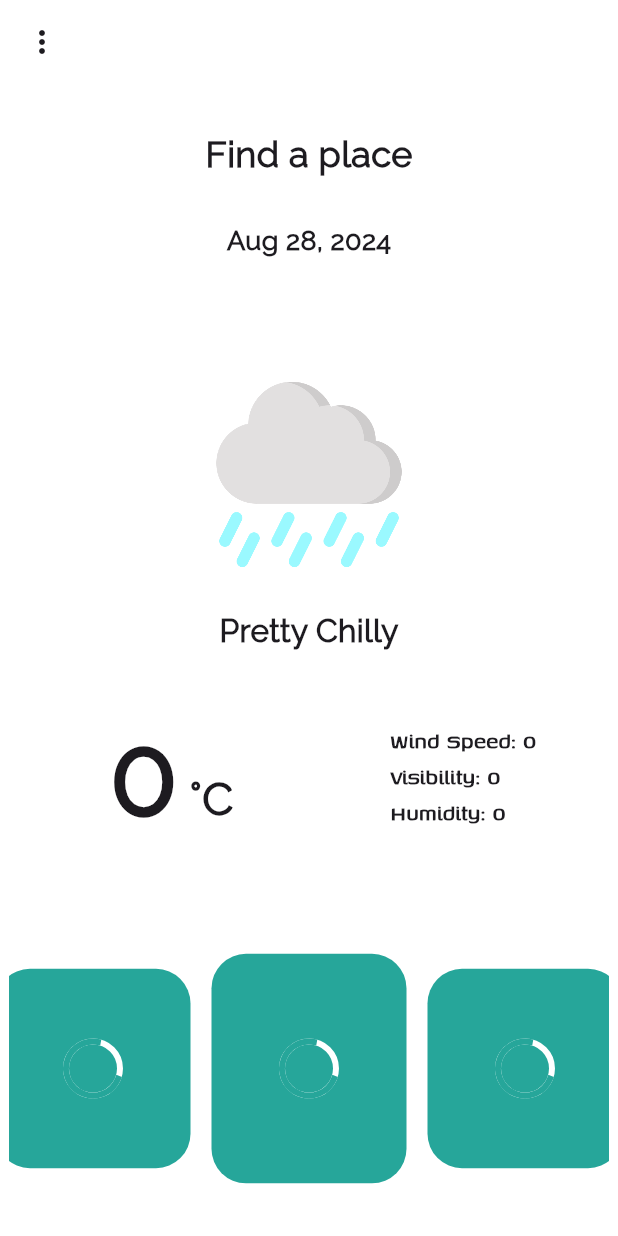
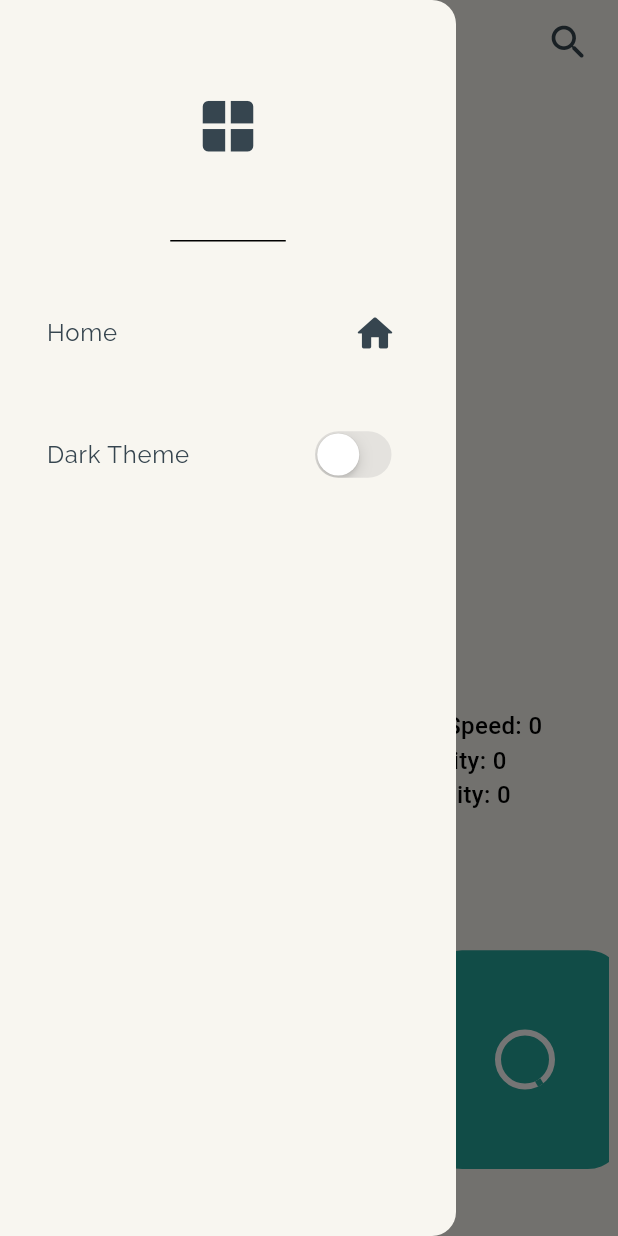
Before and after one commit to monty-iggy-xtius/WeatherApp, a Flutter app: the screen it shows after launch, with the side drawer open (before the commit the screen has no drawer), on a phone screen of 412 x 824 dp. Run offline on Flutter 3.47's test engine with Material 3 defaults, Android fonts, the phone set to English and light mode, and no system bars; drawn by our look-alikes of carousel_slider; our stand-ins replace flutter_spinkit; Roboto replaces fonts that are missing (Arial).

Commit message:
Fix main weather page bug to recognize user taps

```diff
--- /dev/null
+++ b/lib/components/app_drawer.dart
@@ -0,0 +1,84 @@
+import 'package:flutter/cupertino.dart';
+import 'package:flutter/material.dart';
+import 'package:provider/provider.dart';
+import 'package:weatherapp/provider/theme_provider.dart';
+
+// will have an app logo, a settings icon and a home icon
+class HomePageDrawer extends StatelessWidget {
+  const HomePageDrawer({super.key});
+
+  @override
+  Widget build(BuildContext context) {
+    return Drawer(
+      backgroundColor: Theme.of(context).colorScheme.surface,
+      child: Column(
+        children: [
+          // app icon
+          DrawerHeader(
+              child: Icon(
+            Icons.window_rounded,
+            color: Theme.of(context).colorScheme.inversePrimary,
+            size: 45,
+          )),
+
+          // back to home tile
+          Padding(
+            padding: const EdgeInsets.only(left: 15, top: 25, right: 15),
+            child: ListTile(
+              leading: Text(
+                "Home",
+                style: TextStyle(
+                  color: Theme.of(context).colorScheme.inversePrimary,
+                 fontFamily: "Rale",
+                    fontWeight: FontWeight.w500,
+                    fontSize: 16),
+              ),
+
+              title: Align(
+                alignment: Alignment.centerRight,
+                child: Icon(
+                  Icons.home_rounded,
+                  color: Theme.of(context).colorScheme.inversePrimary,
+                  size: 30,
+                ),
+              ),
+              // pop the drawer and return to home page
+              onTap: () => Navigator.pop(context),
+            ),
+          ),
+
+          // settings tile
+          // try to change the theme from here
+          // use a switch widget
+          Padding(
+            padding: const EdgeInsets.only(left: 15, top: 25, right: 15),
+            child: ListTile(
+              leading: Text(
+                "Dark Theme",
+                style: TextStyle(
+                    color: Theme.of(context).colorScheme.inversePrimary,
+                    fontFamily: "Rale",
+                    fontWeight: FontWeight.w500,
+                    fontSize: 16),
+              ),
+              title: Align(
+                alignment: Alignment.centerRight,
+                child: CupertinoSwitch(
+                    activeColor: Colors.teal.shade400,
+                    // the value is the getter to check if theme is dark mode
+                    value: Provider.of<CustomThemeProvider>(context, listen: false).isDarkTheme,
+                    onChanged: (value) {
+                        // the toggling of themes happens here
+                        Provider.of<CustomThemeProvider>(context, listen: false).toggleCurrentTheme();
+                        },
+
+                            ),
+              ),
+
+            onTap: () {},
+          )
+      )],
+      ),
+    );
+  }
+}
--- a/lib/pages/startpage.dart
+++ b/lib/pages/startpage.dart
@@ -26,7 +26,7 @@ class _WelcomeScreenState extends State<WelcomeScreen> {
     return Scaffold(
       // extend body height behind app bar
       extendBodyBehindAppBar: true,
-      backgroundColor: Colors.white,
+      // backgroundColor: Colors.white,
       body: Center(
         child: SpinKitDualRing(
           size: 60,
--- a/lib/pages/weatherui.dart
+++ b/lib/pages/weatherui.dart
@@ -1,9 +1,7 @@
 import 'package:carousel_slider/carousel_slider.dart';
 import 'package:flutter/material.dart';
-import 'package:flutter/services.dart';
 import 'package:intl/intl.dart';
-import 'package:provider/provider.dart';
-import 'package:weatherapp/provider/theme_provider.dart';
+import 'package:weatherapp/components/app_drawer.dart';
 
 class WeatherPage extends StatefulWidget {
   const WeatherPage({super.key});
@@ -13,12 +11,7 @@ class WeatherPage extends StatefulWidget {
 }
 
 class _WeatherPageState extends State<WeatherPage> {
-  @override
-  void initState() {
-    SystemChrome.setEnabledSystemUIMode(SystemUiMode.manual,
-        overlays: [SystemUiOverlay.top]);
-    super.initState();
-  }
+
 
   // create an empty list of data to be received
   Map retrivedWeatherData = {};
@@ -26,18 +19,13 @@ class _WeatherPageState extends State<WeatherPage> {
 
   @override
   Widget build(BuildContext context) {
-    // get the theme provider
-    final provider = Provider.of<ToggleThemeProvider>(context);
-
     // get width and height of screen
     double _width = MediaQuery.of(context).size.width;
     double _height = MediaQuery.of(context).size.height;
 
     // retrivedWeatherData = ModalRoute.of(context)!.settings.arguments;
 
-    void handleClick(int item, context) async {
-      switch (item) {
-        case 0:
+    void handleSearch() async {
       dynamic result = await Navigator.pushNamed(context, "/search");
 
       setState(() {
@@ -55,13 +43,7 @@ class _WeatherPageState extends State<WeatherPage> {
           "forecast": result['weatherData'].forecast,
           "img": result['weatherData'].img.split("/")
         };
-
-
       });
-
-        case 1:
-          provider.toggleCurrentTheme();
-      }
     }
 
     String getDay(String dateValue) {
@@ -93,8 +75,8 @@ class _WeatherPageState extends State<WeatherPage> {
     var bottomScrollWidgets = [];
 
     retrivedWeatherData.isNotEmpty
-        ? bottomScrollWidgets =
-          [additionalConditions(
+        ? bottomScrollWidgets = [
+            additionalConditions(
                 Colors.teal.shade400,
                 retrivedWeatherData['forecast'][1]['day']['avgtemp_c'] != null
                     ? retrivedWeatherData['forecast'][1]['day']['avgtemp_c']
@@ -102,8 +84,7 @@ class _WeatherPageState extends State<WeatherPage> {
                     : "----",
                 getDay(retrivedWeatherData['forecast'][1]['date']),
                 retrivedWeatherData['forecast'][1]['day']['condition']['text'],
-                isDataAvailable
-                ),
+                isDataAvailable),
             additionalConditions(
                 Colors.teal.shade400,
                 retrivedWeatherData['forecast'][2]['day']['avgtemp_c'] != null
@@ -112,8 +93,7 @@ class _WeatherPageState extends State<WeatherPage> {
                     : "----",
                 getDay(retrivedWeatherData['forecast'][2]['date']),
                 retrivedWeatherData['forecast'][2]['day']['condition']['text'],
-                isDataAvailable
-                ),
+                isDataAvailable),
             additionalConditions(
                 Colors.teal.shade400,
                 retrivedWeatherData['forecast'][3]['day']['avgtemp_c'] != null
@@ -125,50 +105,34 @@ class _WeatherPageState extends State<WeatherPage> {
                 isDataAvailable)
           ]
         : bottomScrollWidgets = [
-            additionalConditions(Colors.teal.shade400, "0", "----", "----", isDataAvailable)
+            additionalConditions(
+                Colors.teal.shade400, "0", "----", "----", isDataAvailable)
           ];
 
     return Scaffold(
       // extend body height behind app bar
-      extendBodyBehindAppBar: true,
-      backgroundColor: Colors.white,
+      // extendBodyBehindAppBar: true,
+      backgroundColor: Theme.of(context).colorScheme.surface,
       appBar: AppBar(
-        leading: PopupMenuButton<int>(
-          color: Colors.teal[400],
-          onSelected: (item) => handleClick(item, context),
-          itemBuilder: (context) => [
-            const PopupMenuItem<int>(
-                value: 0,
-                child: Text(
-                  'Search',
-                  style: TextStyle(
-                      color: Colors.white,
-                      fontFamily: "Rale",
-                      fontWeight: FontWeight.w600,
-                      letterSpacing: 1),
+          elevation: 0,
+          backgroundColor: Colors.transparent,
+          actions: <Widget>[
+            Padding(
+              padding: const EdgeInsets.symmetric(horizontal: 18.0, vertical: 0),
+              child: GestureDetector(
+                onTap: () => handleSearch(),
+                child: Icon(Icons.search_rounded, size: 30, color: Theme.of(context).colorScheme.inversePrimary,
                 )),
-            const PopupMenuItem<int>(
-                value: 1,
-                child: Text(
-                  'Toggle Theme',
-                  style: TextStyle(
-                      color: Colors.white,
-                      fontFamily: "Rale",
-                      fontWeight: FontWeight.w600,
-                      letterSpacing: 1),
-                )),
-          ],
+            )]
             ),
-        backgroundColor: Colors.transparent,
-        elevation: 0,
-      ),
+
+      drawer: const HomePageDrawer(),
       body: Padding(
-        padding: const EdgeInsets.all(6.0),
+        padding: const EdgeInsets.fromLTRB(6.0, 0, 6.0, 6.0),
         child: Column(
           crossAxisAlignment: CrossAxisAlignment.center,
           mainAxisAlignment: MainAxisAlignment.spaceEvenly,
           children: [
-            SizedBox(height: _height * 0.028),
 
             Text(
               retrivedWeatherData.isNotEmpty
@@ -199,7 +163,7 @@ class _WeatherPageState extends State<WeatherPage> {
                           ? retrivedWeatherData['is_day'] == 1
                               ? "images/day/${retrivedWeatherData["img"].last}"
                               : "images/night/${retrivedWeatherData["img"].last}"
-                          : "images/day/185.png"),
+                          : "images/day/113.png"),
                       // image: AssetImage(image),
                       fit: BoxFit.contain,
                       filterQuality: FilterQuality.high,
@@ -212,7 +176,7 @@ class _WeatherPageState extends State<WeatherPage> {
             Text(
               retrivedWeatherData.isNotEmpty
                   ? retrivedWeatherData['condition']
-                  : "Pretty Chilly",
+                  : "Nice Weather",
               style: const TextStyle(
                   fontWeight: FontWeight.bold,
                   fontSize: 21,
@@ -236,7 +200,7 @@ class _WeatherPageState extends State<WeatherPage> {
                                 : "0",
                             style: const TextStyle(
                                 fontSize: 74,
-                                fontWeight: FontWeight.bold,
+                                fontWeight: FontWeight.w600,
                                 fontFamily: "Rale")),
                         const TextSpan(
                             text: " °C",
@@ -259,27 +223,27 @@ class _WeatherPageState extends State<WeatherPage> {
                                   ? "Wind Speed: ${retrivedWeatherData['windSpeed']} kph"
                                   : "Wind Speed: 0",
                               style: const TextStyle(
-                                  fontWeight: FontWeight.bold,
-                                  fontSize: 17,
-                                  fontFamily: "Genos"),
+                                  fontWeight: FontWeight.w500,
+                                  fontSize: 16,
+                                  fontFamily: "Arial"),
                             ),
                             Text(
                               retrivedWeatherData.isNotEmpty
                                   ? "Visibility: ${retrivedWeatherData['visibility']} km"
                                   : "Visibility: 0",
                               style: const TextStyle(
-                                  fontWeight: FontWeight.bold,
-                                  fontSize: 17,
-                                  fontFamily: "Genos"),
+                                  fontWeight: FontWeight.w500,
+                                  fontSize: 16,
+                                  fontFamily: "Arial"),
                             ),
                             Text(
                               retrivedWeatherData.isNotEmpty
                                   ? "Humidity: ${retrivedWeatherData['humidity']}"
                                   : "Humidity: 0",
                               style: const TextStyle(
-                                  fontWeight: FontWeight.bold,
-                                  fontSize: 17,
-                                  fontFamily: "Genos"),
+                                  fontWeight: FontWeight.w500,
+                                  fontSize: 16,
+                                  fontFamily: "Arial"),
                             )
                           ],
                         ),
@@ -295,7 +259,7 @@ class _WeatherPageState extends State<WeatherPage> {
                 options: CarouselOptions(
                   autoPlay: true,
                   autoPlayInterval: const Duration(seconds: 3),
-                  height: 155,
+                  height: 170,
                   // space items in the carousel differently depending on  screen size
                   viewportFraction: 0.36,
 
@@ -317,17 +281,19 @@ class _WeatherPageState extends State<WeatherPage> {
   }
 }
 
-Widget additionalConditions(
-        Color containerColor, String temp, String day, String condition, bool foreCastData) =>
+Widget additionalConditions(Color containerColor, String temp, String day,
+        String condition, bool foreCastData) =>
     Container(
       margin: const EdgeInsets.symmetric(horizontal: 7, vertical: 1),
-      width: 155,
-      height: 155,
+      width: 165,
+      height: 165,
+      padding: const EdgeInsets.all(0),
       decoration: BoxDecoration(
           color: containerColor,
           borderRadius: const BorderRadius.all(Radius.circular(23.0))),
       child: Center(
-        child:  foreCastData ? SingleChildScrollView(
+        child: foreCastData
+            ? SingleChildScrollView(
                 padding: const EdgeInsets.all(0),
                 child: Column(
                   // mainAxisAlignment: MainAxisAlignment.start,
@@ -338,9 +304,10 @@ Widget additionalConditions(
                         textAlign: TextAlign.center,
                         style: const TextStyle(
                             color: Colors.white,
-                      fontSize: 26.5,
+                            fontSize: 25,
                             fontFamily: 'Genos',
                             fontWeight: FontWeight.bold,
+                            overflow: TextOverflow.ellipsis,
                             letterSpacing: 1.0)),
                     Text("$temp °C",
                         softWrap: true,
@@ -364,8 +331,8 @@ Widget additionalConditions(
                             letterSpacing: 1.0))
                   ],
                 ),
-        ):
-        CircularProgressIndicator(
+              )
+            : CircularProgressIndicator(
                 backgroundColor: Colors.white,
                 color: Colors.teal.shade400,
               ),
--- /dev/null
+++ b/lib/provider/dark_theme.dart
@@ -0,0 +1,11 @@
+// create light theme for the app
+import 'package:flutter/material.dart';
+
+ThemeData darkTheme =  ThemeData(
+  colorScheme: const ColorScheme.dark(
+    surface: Color(0xFF353839),
+    primary: Color(0xFF6D6C6C),
+    secondary: Color(0xFF36454F),
+    inversePrimary: Color(0xFFFFFFFF)
+  )
+);
--- /dev/null
+++ b/lib/provider/light_theme.dart
@@ -0,0 +1,11 @@
+// create light theme for the app
+import 'package:flutter/material.dart';
+
+ThemeData lightTheme =  ThemeData(
+  colorScheme: const ColorScheme.light(
+    surface: Color(0xFFF8F6F0),
+    primary: Color(0xFF6D6C6C),
+    secondary: Color(0xFFFFFFFF),
+    inversePrimary: Color(0xFF36454F)
+  )
+);
--- a/lib/provider/theme_provider.dart
+++ b/lib/provider/theme_provider.dart
@@ -1,22 +1,35 @@
 // this class will be responsible for toggling the app's theme setting
 
 import 'package:flutter/material.dart';
+import 'package:weatherapp/provider/dark_theme.dart';
+import 'package:weatherapp/provider/light_theme.dart';
 
-class ToggleThemeProvider extends ChangeNotifier {
+class CustomThemeProvider extends ChangeNotifier {
   // private only accesible in the class
-  ThemeData _theme = ThemeData.light();
+  // initially the theme is set to light mode
+  ThemeData _currentTheme = lightTheme;
 
-  ThemeData get theme => _theme;
+  // getter to return current theme
+  ThemeData get themeData => _currentTheme;
+
+  // check if the theme is set to dark
+  bool get isDarkTheme => _currentTheme == darkTheme;
+
+  // this setter function sets the theme to the given theme
+  set newTheme(ThemeData themeData) {
+    _currentTheme = themeData;
+
+    // use the listeners to notify and update UI
+    notifyListeners();
+  }
 
   void toggleCurrentTheme() {
-    final isDarkTheme = _theme == ThemeData.dark();
-
-    if (isDarkTheme) {
-      _theme = ThemeData.light();
-    } else {
-      _theme = ThemeData.dark();
+    if (_currentTheme == lightTheme) {
+      // use the setter to update themes
+      newTheme = darkTheme;
     }
-
-    notifyListeners();
+    else{
+      newTheme = lightTheme;
+    }
   }
 }
--- a/lib/services/getweather.dart
+++ b/lib/services/getweather.dart
@@ -5,8 +5,10 @@ import 'package:weatherapp/models/weathermodel.dart';
 // this class queries the weather api for the current weather data
 class GetWeatherService {
   Future<WeatherModel> queryWeatherApi(String query) async {
+
+    // query a 4 day forecast
     final queryParam = {
-      'key': 'b059190bf20a4737ad0132751241707',
+      'key': 'YOUR-API-KEY',
       'q': query,
       'days': '4',
       'aqi': 'no',
@@ -22,6 +24,7 @@ class GetWeatherService {
       // parse the body of the response
       var resultParsed = jsonDecode(result.body);
 
+      // check if an error occurred in the response
       if (resultParsed.containsKey('error')) {
         final weatherDataToModel = WeatherModel(
             cityName: null,
```
Also changed, not shown: lib/main.dart (+7 -3 lines), lib/pages/searchlocation.dart (+8 -16 lines), images/day/113.png, images/day/122.png. Lines whose indentation alone changed are shown as unchanged.
